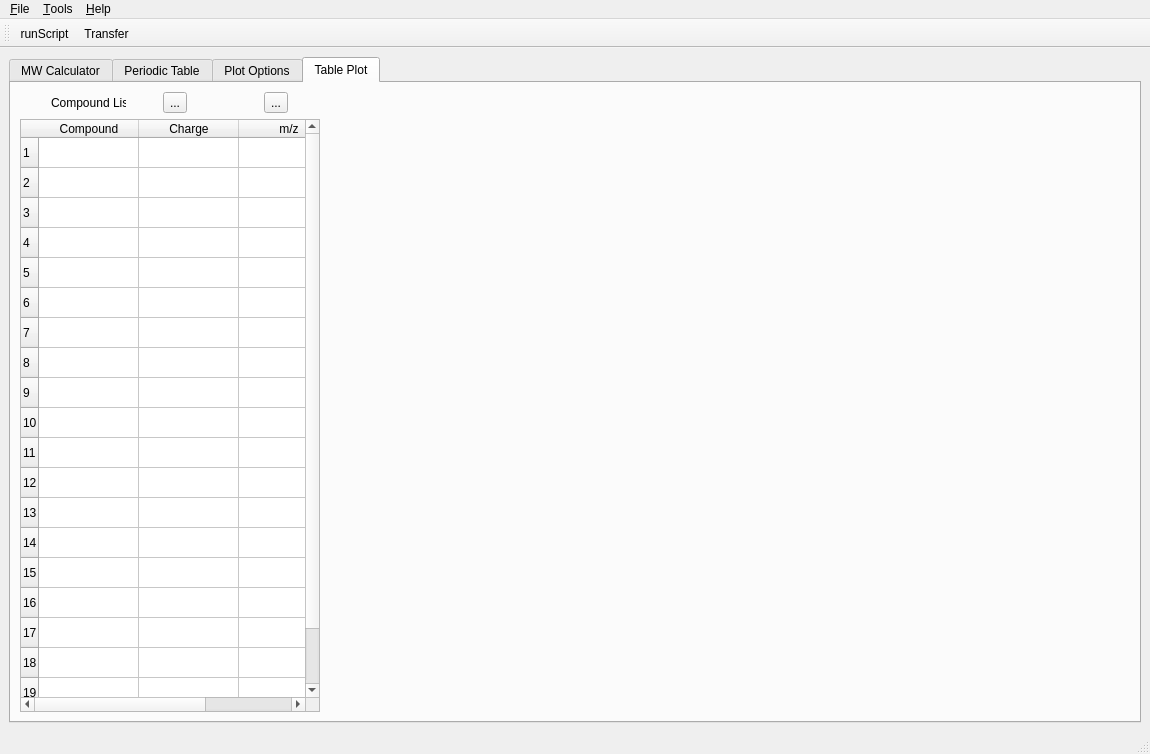
The window that pysotope/main.ui (mfitzp/toolz) describes before a commit, drawn with Qt 5.
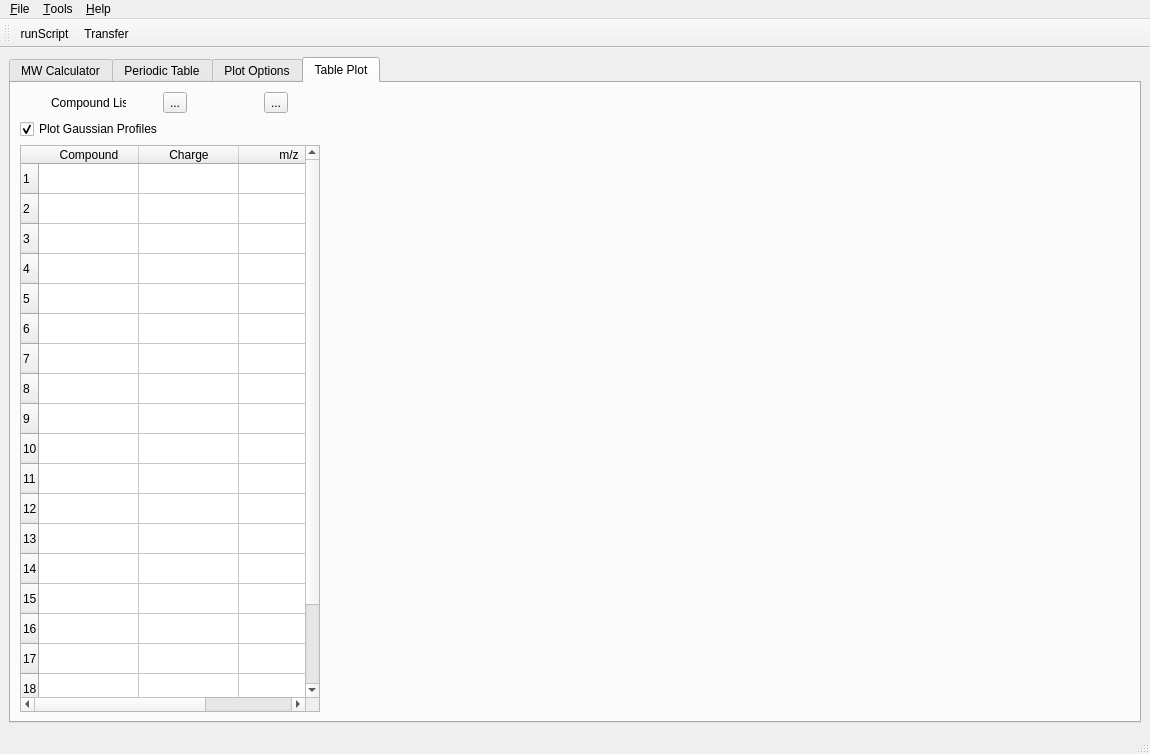
The same window after the commit. Icons and pictures are not drawn. Custom widgets are drawn as their Qt base class.

The edit to the form file:
```diff
--- a/pysotope/main.ui
+++ b/pysotope/main.ui
@@ -481,6 +481,16 @@
               </item>
              </layout>
             </item>
+            <item>
+             <widget class="QCheckBox" name="plotGaussCB" >
+              <property name="text" >
+               <string>Plot Gaussian Profiles</string>
+              </property>
+              <property name="checked" >
+               <bool>true</bool>
+              </property>
+             </widget>
+            </item>
             <item>
              <widget class="CustomTable" name="cmpdListWidget" >
               <property name="sizePolicy" >
```
